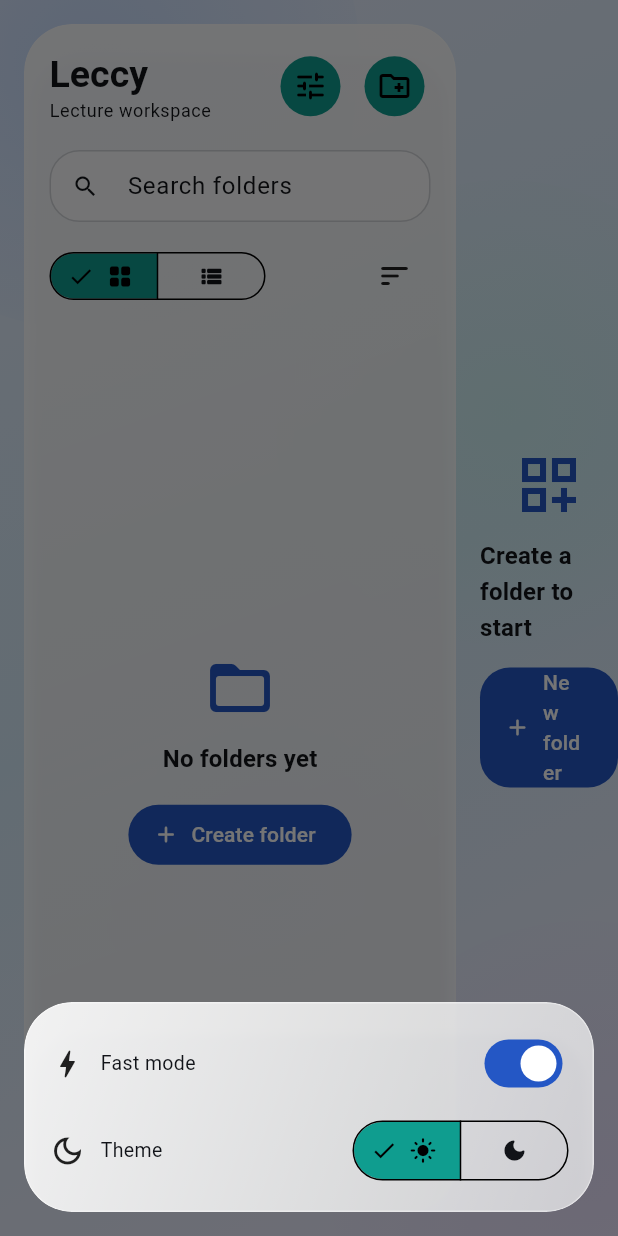
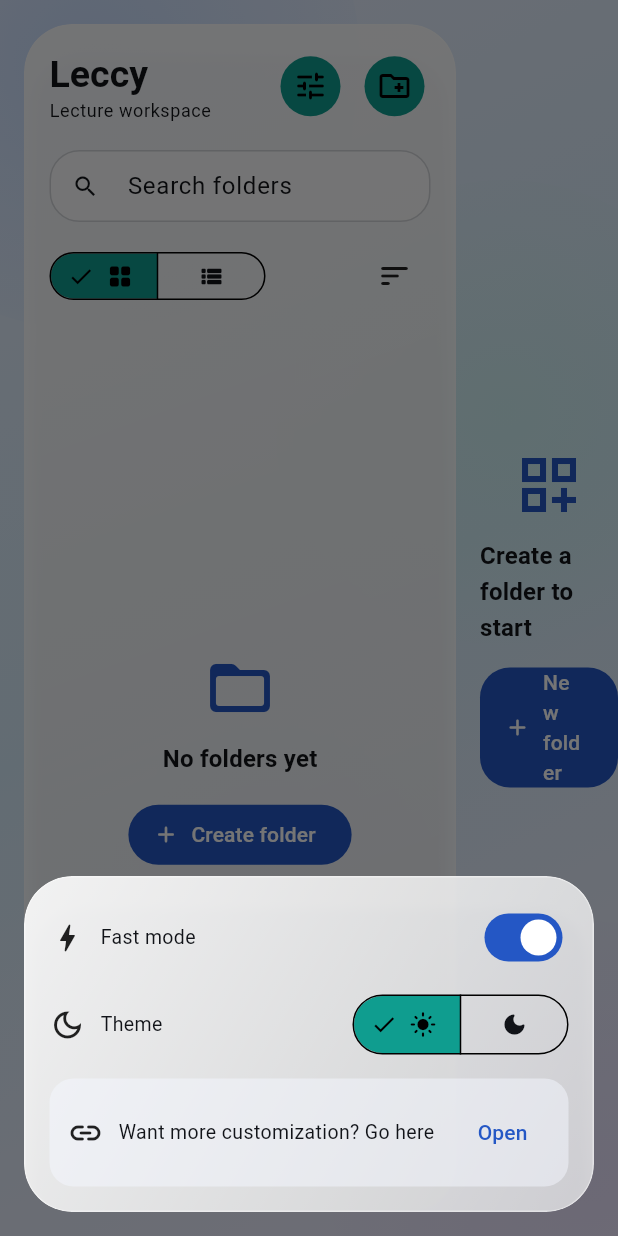
Before and after one commit to Tawan4722/Leccy, a Flutter app: the screen it shows after launch, after a tap on the "tune" icon, on a phone screen of 412 x 824 dp. Run offline on Flutter 3.47's test engine with Material 3 defaults, Android fonts, the phone set to English and light mode, and no system bars; our stand-ins replace file_picker, flutter_riverpod, sqflite_common_ffi; missing offline and left inert: flutter_quill; accounts and stored records are empty; Roboto replaces fonts that are missing (Montserrat).

Commit message:
feat: add customization link section in settings

```diff
--- a/lib/src/ui/leccy_app.dart
+++ b/lib/src/ui/leccy_app.dart
@@ -9,6 +9,7 @@ import 'package:flutter_localizations/flutter_localizations.dart';
 import 'package:flutter_quill/flutter_quill.dart' as quill;
 import 'package:flutter_riverpod/flutter_riverpod.dart';
 import 'package:intl/intl.dart';
+import 'package:url_launcher/url_launcher.dart';
 
 import '../domain/models.dart';
 import 'app_controller.dart';
@@ -1603,6 +1604,38 @@ void _showSettingsSheet(BuildContext context, AppController controller) {
                     ),
                   ],
                 ),
+                const SizedBox(height: 12),
+                Container(
+                  width: double.infinity,
+                  padding: const EdgeInsets.all(12),
+                  decoration: BoxDecoration(
+                    color: Theme.of(
+                      context,
+                    ).colorScheme.surface.withValues(alpha: 0.5),
+                    borderRadius: BorderRadius.circular(16),
+                  ),
+                  child: Row(
+                    children: [
+                      const Icon(Icons.link_rounded),
+                      const SizedBox(width: 10),
+                      const Expanded(
+                        child: Text('Want more customization? Go here'),
+                      ),
+                      TextButton(
+                        onPressed: () async {
+                          final uri = Uri.parse(
+                            'https://github.com/Tawan4722/Leccy',
+                          );
+                          await launchUrl(
+                            uri,
+                            mode: LaunchMode.externalApplication,
+                          );
+                        },
+                        child: const Text('Open'),
+                      ),
+                    ],
+                  ),
+                ),
               ],
             ),
           ),
--- a/pubspec.yaml
+++ b/pubspec.yaml
@@ -44,6 +44,7 @@ dependencies:
   file_picker: ^11.0.2
   flutter_quill: ^11.5.0
   intl: ^0.20.2
+  url_launcher: ^6.3.2
 
 dev_dependencies:
   flutter_test:
```
Also changed, not shown: pubspec.lock.
